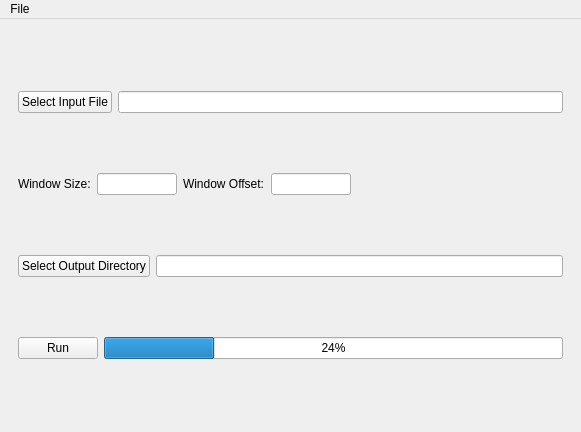
Before: the Qt Designer form gui_layout.ui in PeterDulworth/PhyloVis, drawn with Qt 5.
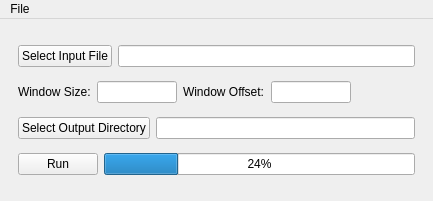
After: the same form once the commit is applied. The open tabs and pages were chosen to show the change.

Commit message: resize auto

Patch:
```diff
--- a/gui_layout.ui
+++ b/gui_layout.ui
@@ -6,8 +6,8 @@
    <rect>
     <x>0</x>
     <y>0</y>
-    <width>581</width>
-    <height>432</height>
+    <width>433</width>
+    <height>201</height>
    </rect>
   </property>
   <property name="sizePolicy">
@@ -365,7 +365,7 @@
     <rect>
      <x>0</x>
      <y>0</y>
-     <width>581</width>
+     <width>433</width>
      <height>22</height>
     </rect>
    </property>
```
Left out of the diff: 2 changed lines with no effect on the pictures. The commit also changes 2 other files.
